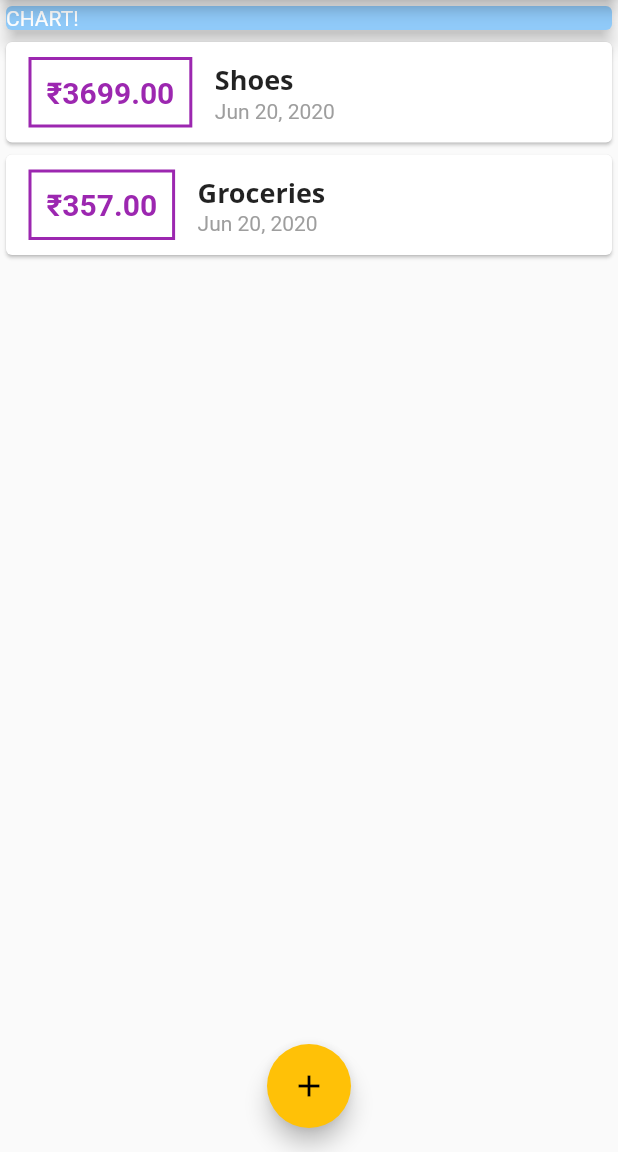
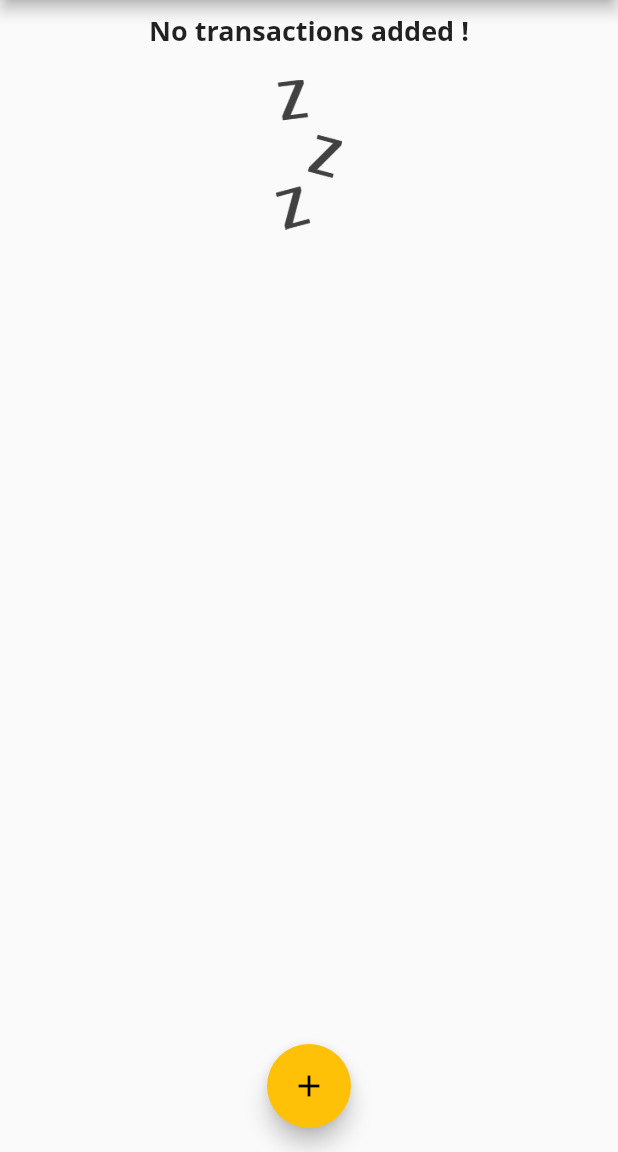
Before and after one commit to baderaharsh/flutter-course-chapter4, a Flutter app: the screen it shows after launch, on a phone screen of 412 x 824 dp, the part 84-1236 px from its top. Run offline on Flutter 3.47's test engine with Material 2 defaults, Android fonts, the phone set to English and light mode, and no system bars; Roboto replaces fonts that are missing (Open Sans).

Commit message:
Add Bar Chart representing recent expenses

```diff
--- a/lib/main.dart
+++ b/lib/main.dart
@@ -1,7 +1,8 @@
 import 'package:flutter/material.dart';
-import 'package:newApp_Chapter4/widgets/newTransaction.dart';
+import './widgets/newTransaction.dart';
 import './models/transaction.dart';
 import './widgets/transactionList.dart';
+import './widgets/chart.dart';
 
 void main() {
   runApp(MyApp());
@@ -45,19 +46,31 @@ class MyHomePage extends StatefulWidget {
 
 class _MyHomePageState extends State<MyHomePage> {
   final List<Transaction> _userTransactions = [
-    Transaction(
-      id: 'T1',
-      title: 'Shoes',
-      amount: 3699,
-      date: DateTime.now(),
-    ),
-    Transaction(
-      id: 'T2',
-      title: 'Groceries',
-      amount: 357,
-      date: DateTime.now(),
-    ),
+    // Transaction(
+    //   id: 'T1',
+    //   title: 'Shoes',
+    //   amount: 3699,
+    //   date: DateTime.now(),
+    // ),
+    // Transaction(
+    //   id: 'T2',
+    //   title: 'Groceries',
+    //   amount: 357,
+    //   date: DateTime.now(),
+    // ),
   ];
+
+  List<Transaction> get _recentTransactions {
+    return _userTransactions.where((tx) {
+      return tx.date.isAfter(
+        DateTime.now().subtract(
+          Duration(
+            days: 7,
+          ),
+        ),
+      );
+    }).toList();
+  }
 
   void _addTransaction(String title, double amount) {
     final newTx = Transaction(
@@ -83,6 +96,7 @@ class _MyHomePageState extends State<MyHomePage> {
     return Scaffold(
       appBar: AppBar(
         title: Text('Personal Expenses'),
+        backgroundColor: Theme.of(context).primaryColor,
         actions: <Widget>[
           IconButton(
             icon: Icon(Icons.add),
@@ -95,19 +109,7 @@ class _MyHomePageState extends State<MyHomePage> {
           // mainAxisAlignment: MainAxisAlignment.spaceAround,
           crossAxisAlignment: CrossAxisAlignment.stretch,
           children: <Widget>[
-            Container(
-              width: double.infinity,
-              child: Card(
-                child: Text(
-                  'CHART!',
-                  style: TextStyle(
-                    color: Colors.white,
-                  ),
-                ),
-                elevation: 5,
-                color: Colors.blue[200],
-              ),
-            ),
+            Chart(_recentTransactions),
             TransactionList(_userTransactions),
           ],
         ),
--- /dev/null
+++ b/lib/widgets/chart.dart
@@ -0,0 +1,52 @@
+import 'package:flutter/material.dart';
+import 'package:intl/intl.dart';
+import '../widgets/chart_bar.dart';
+import '../models/transaction.dart';
+
+class Chart extends StatelessWidget {
+  final List<Transaction> recentTransactions;
+
+  Chart(this.recentTransactions);
+
+  List<Map<String, Object>> get groupedTransactionValues {
+    return List.generate(
+      7,
+      (index) {
+        final weekDay = DateTime.now().subtract(Duration(days: index));
+        var totalSum = 0.0;
+
+        for (var i = 0; i < recentTransactions.length; i++) {
+          if (recentTransactions[i].date.day == weekDay.day &&
+              recentTransactions[i].date.month == weekDay.month &&
+              recentTransactions[i].date.year == weekDay.year) {
+            totalSum += recentTransactions[i].amount;
+          }
+        }
+
+        return {
+          'day': DateFormat.E().format(weekDay).substring(0, 1),
+          'amount': totalSum,
+        };
+      },
+    );
+  }
+
+  double get totalSpending {
+    return groupedTransactionValues.fold(0.0, (sum, item) {
+        return sum + item['amount'];
+      });
+  }
+
+  @override
+  Widget build(BuildContext context) {
+    return Card(
+      elevation: 6,
+      // margin: EdgeInsets.all(20),
+      child: recentTransactions.isEmpty ? null : Row(
+        children: groupedTransactionValues.map((data) {
+          return ChartBar(data['day'],data['amount'],(data['amount'] as double)/totalSpending);
+        }).toList(),
+      ),
+    );
+  }
+}
--- a/lib/widgets/transactionList.dart
+++ b/lib/widgets/transactionList.dart
@@ -3,7 +3,6 @@ import 'package:intl/intl.dart';
 import '../models/transaction.dart';
 
 class TransactionList extends StatelessWidget {
-
   final List<Transaction> transactions;
 
   TransactionList(this.transactions);
@@ -12,13 +11,33 @@ class TransactionList extends StatelessWidget {
   Widget build(BuildContext context) {
     return Container(
       height: 450,
-      child: ListView.builder(
-        itemBuilder: (ctx, index){
+      child: transactions.isEmpty
+          ? Column(
+              children: <Widget>[
+                Text(
+                  'No transactions added !',
+                  style: Theme.of(context).textTheme.title,
+                ),
+                SizedBox(
+                  height: 20,
+                ),
+                Container(
+                  height: 100,
+                  child: Image.asset(
+                    'assets/images/waiting.png',
+                    fit: BoxFit.cover,
+                  ),
+                )
+              ],
+            )
+          : ListView.builder(
+              itemBuilder: (ctx, index) {
                 return Card(
                   child: Row(
                     children: <Widget>[
                       Container(
-                  margin: EdgeInsets.symmetric(horizontal: 15, vertical: 10),
+                        margin:
+                            EdgeInsets.symmetric(horizontal: 15, vertical: 10),
                         decoration: BoxDecoration(
                           border: Border.all(
                             color: Theme.of(context).primaryColor,
@@ -38,7 +57,8 @@ class TransactionList extends StatelessWidget {
                       Column(
                         crossAxisAlignment: CrossAxisAlignment.start,
                         children: <Widget>[
-                    Text(transactions[index].title,
+                          Text(
+                            transactions[index].title,
                             style: Theme.of(context).textTheme.title,
                           ),
                           Text(
--- a/pubspec.yaml
+++ b/pubspec.yaml
@@ -46,8 +46,8 @@ flutter:
   uses-material-design: true
 
   # To add assets to your application, add an assets section, like this:
-  # assets:
-  #   - images/a_dot_burr.jpeg
+  assets:
+    - assets/images/waiting.png
   #   - images/a_dot_ham.jpeg
 
   # An image asset can refer to one or more resolution-specific "variants", see
```
Also changed, not shown: lib/widgets/chart_bar.dart (added, +55 -0 lines), assets/images/waiting.png (added), 2 other files. Lines whose indentation alone changed are shown as unchanged.
